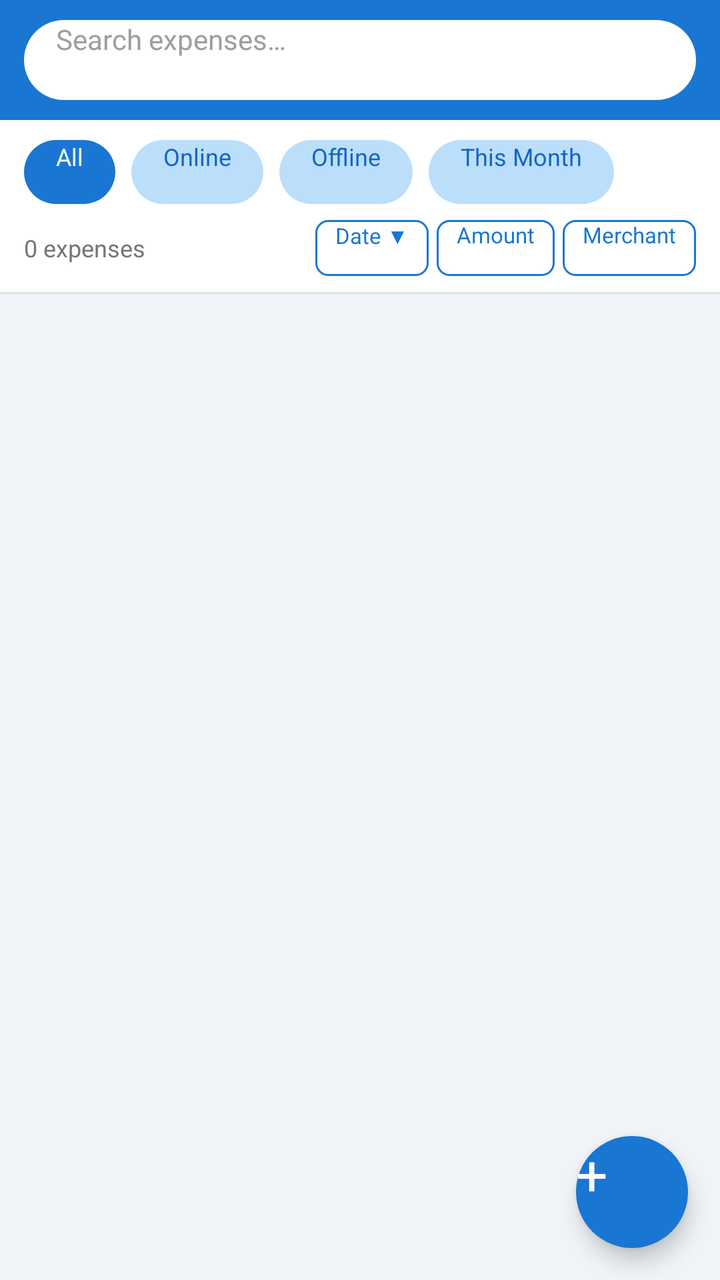
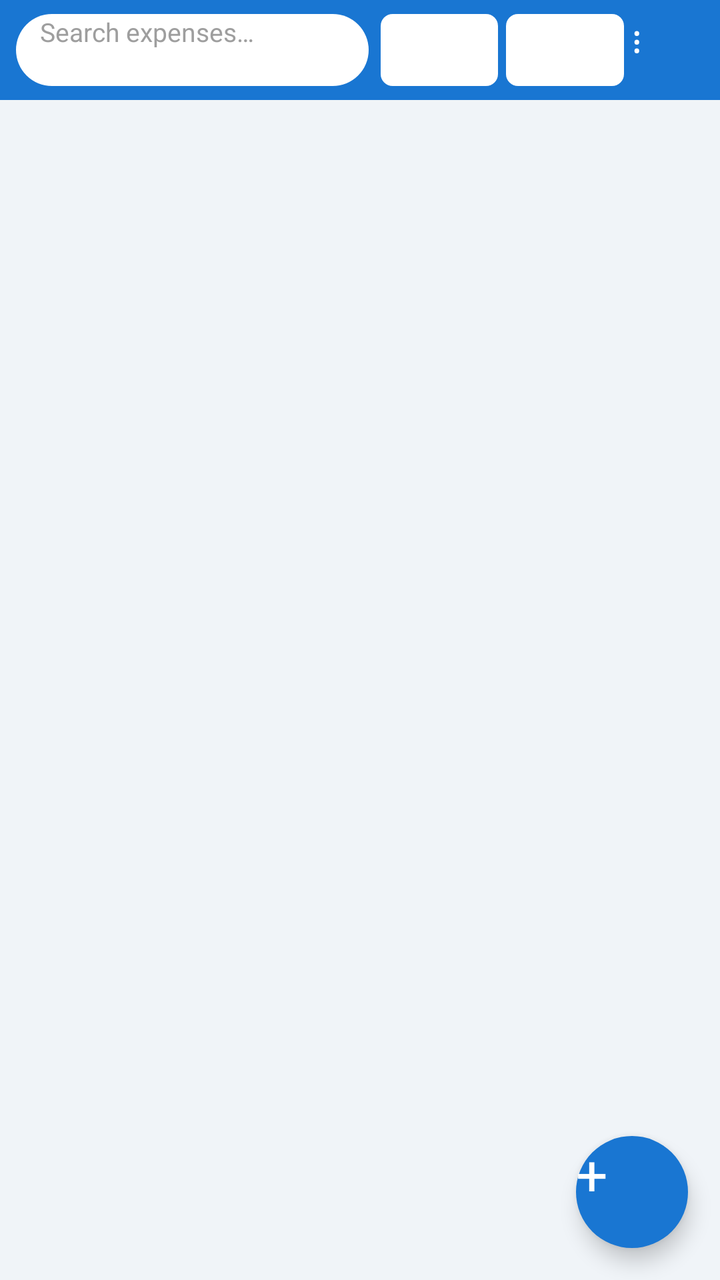

Compare the two renders of this Android layout. The source of the first and the diff that turns it into the second are given below.
<!-- AndroidManifest.xml: application theme android:Theme.Material.Light.DarkActionBar -->
<!-- res/layout/activity_main.xml -->
<?xml version="1.0" encoding="utf-8"?>
<FrameLayout xmlns:android="http://schemas.android.com/apk/res/android"
    android:layout_width="match_parent"
    android:layout_height="match_parent"
    android:background="#F0F4F8">

    <LinearLayout
        android:layout_width="match_parent"
        android:layout_height="match_parent"
        android:orientation="vertical">

        
        <LinearLayout
            android:layout_width="match_parent"
            android:layout_height="wrap_content"
            android:background="#1976D2"
            android:paddingLeft="12dp"
            android:paddingRight="12dp"
            android:paddingTop="10dp"
            android:paddingBottom="10dp">

            <EditText
                android:id="@+id/etSearch"
                android:layout_width="match_parent"
                android:layout_height="40dp"
                android:background="@drawable/bg_search"
                android:hint="@string/hint_search"
                android:paddingLeft="16dp"
                android:paddingRight="16dp"
                android:singleLine="true"
                android:inputType="text"
                android:textColor="#212121"
                android:textColorHint="#9E9E9E"
                android:textSize="14sp" />

        </LinearLayout>

        
        <HorizontalScrollView
            android:layout_width="match_parent"
            android:layout_height="wrap_content"
            android:background="#FFFFFF"
            android:paddingLeft="12dp"
            android:paddingRight="12dp"
            android:paddingTop="10dp"
            android:paddingBottom="8dp"
            android:scrollbars="none">

            <LinearLayout
                android:layout_width="wrap_content"
                android:layout_height="wrap_content"
                android:orientation="horizontal"
                android:gravity="center_vertical">

                <Button
                    android:id="@+id/btnFilterAll"
                    android:layout_width="wrap_content"
                    android:layout_height="32dp"
                    android:text="@string/filter_all"
                    android:textSize="12sp"
                    android:paddingLeft="16dp"
                    android:paddingRight="16dp"
                    android:layout_marginRight="8dp"
                    android:background="@drawable/bg_chip_active"
                    android:textColor="#FFFFFF" />

                <Button
                    android:id="@+id/btnFilterOnline"
                    android:layout_width="wrap_content"
                    android:layout_height="32dp"
                    android:text="@string/filter_online"
                    android:textSize="12sp"
                    android:paddingLeft="16dp"
                    android:paddingRight="16dp"
                    android:layout_marginRight="8dp"
                    android:background="@drawable/bg_chip"
                    android:textColor="#1565C0" />

                <Button
                    android:id="@+id/btnFilterOffline"
                    android:layout_width="wrap_content"
                    android:layout_height="32dp"
                    android:text="@string/filter_offline"
                    android:textSize="12sp"
                    android:paddingLeft="16dp"
                    android:paddingRight="16dp"
                    android:layout_marginRight="8dp"
                    android:background="@drawable/bg_chip"
                    android:textColor="#1565C0" />

                <Button
                    android:id="@+id/btnFilterMonth"
                    android:layout_width="wrap_content"
                    android:layout_height="32dp"
                    android:text="@string/filter_month"
                    android:textSize="12sp"
                    android:paddingLeft="16dp"
                    android:paddingRight="16dp"
                    android:background="@drawable/bg_chip"
                    android:textColor="#1565C0" />

            </LinearLayout>
        </HorizontalScrollView>

        
        <LinearLayout
            android:layout_width="match_parent"
            android:layout_height="wrap_content"
            android:orientation="horizontal"
            android:background="#FFFFFF"
            android:paddingLeft="12dp"
            android:paddingRight="12dp"
            android:paddingBottom="8dp"
            android:gravity="center_vertical">

            <TextView
                android:id="@+id/tvCount"
                android:layout_width="0dp"
                android:layout_height="wrap_content"
                android:layout_weight="1"
                android:text="0 expenses"
                android:textColor="#757575"
                android:textSize="12sp" />

            <Button
                android:id="@+id/btnSortDate"
                android:layout_width="wrap_content"
                android:layout_height="28dp"
                android:text="Date ▼"
                android:textSize="11sp"
                android:paddingLeft="10dp"
                android:paddingRight="10dp"
                android:layout_marginRight="4dp"
                android:background="@drawable/bg_button_secondary"
                android:textColor="#1976D2" />

            <Button
                android:id="@+id/btnSortAmount"
                android:layout_width="wrap_content"
                android:layout_height="28dp"
                android:text="Amount"
                android:textSize="11sp"
                android:paddingLeft="10dp"
                android:paddingRight="10dp"
                android:layout_marginRight="4dp"
                android:background="@drawable/bg_button_secondary"
                android:textColor="#1976D2" />

            <Button
                android:id="@+id/btnSortMerchant"
                android:layout_width="wrap_content"
                android:layout_height="28dp"
                android:text="Merchant"
                android:textSize="11sp"
                android:paddingLeft="10dp"
                android:paddingRight="10dp"
                android:background="@drawable/bg_button_secondary"
                android:textColor="#1976D2" />

        </LinearLayout>

        
        <View
            android:layout_width="match_parent"
            android:layout_height="1dp"
            android:background="#E0E0E0" />

        
        <ListView
            android:id="@+id/listExpenses"
            android:layout_width="match_parent"
            android:layout_height="0dp"
            android:layout_weight="1"
            android:divider="@android:color/transparent"
            android:dividerHeight="8dp"
            android:clipToPadding="false"
            android:paddingLeft="10dp"
            android:paddingRight="10dp"
            android:paddingTop="8dp"
            android:paddingBottom="72dp"
            android:scrollbarStyle="outsideOverlay"
            android:background="#F0F4F8" />

        <TextView
            android:id="@+id/tvEmpty"
            android:layout_width="match_parent"
            android:layout_height="0dp"
            android:layout_weight="1"
            android:gravity="center"
            android:text="@string/empty_expenses"
            android:textColor="#9E9E9E"
            android:textSize="15sp"
            android:paddingLeft="32dp"
            android:paddingRight="32dp"
            android:visibility="gone" />

    </LinearLayout>

    
    <Button
        android:id="@+id/fabAdd"
        android:layout_width="56dp"
        android:layout_height="56dp"
        android:layout_gravity="bottom|end"
        android:layout_margin="16dp"
        android:text="+"
        android:textSize="28sp"
        android:textColor="#FFFFFF"
        android:background="@drawable/bg_fab"
        android:elevation="6dp" />

</FrameLayout>
<!-- resources referenced by this layout -->
<resources>
  <!-- drawable bg_button_secondary (drawable) -->
  <?xml version="1.0" encoding="utf-8"?>
  <ripple xmlns:android="http://schemas.android.com/apk/res/android"
      android:color="#BBDEFB">
      <item>
          <shape android:shape="rectangle">
              <solid android:color="#FFFFFF" />
              <corners android:radius="6dp" />
              <stroke android:width="1dp" android:color="#1976D2" />
          </shape>
      </item>
  </ripple>
  <!-- drawable bg_chip (drawable) -->
  <?xml version="1.0" encoding="utf-8"?>
  <shape xmlns:android="http://schemas.android.com/apk/res/android"
      android:shape="rectangle">
      <solid android:color="#BBDEFB" />
      <corners android:radius="16dp" />
  </shape>
  <!-- drawable bg_chip_active (drawable) -->
  <?xml version="1.0" encoding="utf-8"?>
  <shape xmlns:android="http://schemas.android.com/apk/res/android"
      android:shape="rectangle">
      <solid android:color="#1976D2" />
      <corners android:radius="16dp" />
  </shape>
  <!-- drawable bg_fab (drawable) -->
  <?xml version="1.0" encoding="utf-8"?>
  <ripple xmlns:android="http://schemas.android.com/apk/res/android"
      android:color="#1565C0">
      <item>
          <shape android:shape="oval">
              <solid android:color="#1976D2" />
          </shape>
      </item>
  </ripple>
  <!-- drawable bg_search (drawable) -->
  <?xml version="1.0" encoding="utf-8"?>
  <shape xmlns:android="http://schemas.android.com/apk/res/android"
      android:shape="rectangle">
      <solid android:color="#FFFFFF" />
      <corners android:radius="20dp" />
  </shape>
  <string name="empty_expenses">No expenses yet.\nTap + to add one or import from SMS.</string>
  <string name="filter_all">All</string>
  <string name="filter_month">This Month</string>
  <string name="filter_offline">Offline</string>
  <string name="filter_online">Online</string>
  <string name="hint_search">Search expenses…</string>
</resources>

<!-- the commit's change to res/layout/activity_main.xml (unified diff, before → after) -->
@@ -13,157 +13,57 @@
         <LinearLayout
             android:layout_width="match_parent"
             android:layout_height="wrap_content"
+            android:orientation="horizontal"
             android:background="#1976D2"
-            android:paddingLeft="12dp"
-            android:paddingRight="12dp"
-            android:paddingTop="10dp"
-            android:paddingBottom="10dp">
+            android:paddingLeft="8dp"
+            android:paddingRight="8dp"
+            android:paddingTop="7dp"
+            android:paddingBottom="7dp"
+            android:gravity="center_vertical">
 
             <EditText
                 android:id="@+id/etSearch"
-                android:layout_width="match_parent"
-                android:layout_height="40dp"
+                android:layout_width="0dp"
+                android:layout_height="36dp"
+                android:layout_weight="3"
+                android:layout_marginRight="6dp"
                 android:background="@drawable/bg_search"
                 android:hint="@string/hint_search"
-                android:paddingLeft="16dp"
-                android:paddingRight="16dp"
+                android:paddingLeft="12dp"
+                android:paddingRight="12dp"
                 android:singleLine="true"
                 android:inputType="text"
                 android:textColor="#212121"
                 android:textColorHint="#9E9E9E"
-                android:textSize="14sp" />
+                android:textSize="13sp" />
+
+            <Spinner
+                android:id="@+id/spinnerFilter"
+                android:layout_width="0dp"
+                android:layout_height="36dp"
+                android:layout_weight="1"
+                android:layout_marginRight="4dp"
+                android:background="@drawable/bg_spinner_white" />
+
+            <Spinner
+                android:id="@+id/spinnerSort"
+                android:layout_width="0dp"
+                android:layout_height="36dp"
+                android:layout_weight="1"
+                android:background="@drawable/bg_spinner_white" />
+
+            <Button
+                android:id="@+id/btnMenu"
+                android:layout_width="36dp"
+                android:layout_height="36dp"
+                android:layout_marginLeft="4dp"
+                android:text="⋮"
+                android:textSize="18sp"
+                android:textColor="#FFFFFF"
+                android:background="@android:color/transparent"
+                android:padding="0dp" />
 
         </LinearLayout>
-
-        
-        <HorizontalScrollView
-            android:layout_width="match_parent"
-            android:layout_height="wrap_content"
-            android:background="#FFFFFF"
-            android:paddingLeft="12dp"
-            android:paddingRight="12dp"
-            android:paddingTop="10dp"
-            android:paddingBottom="8dp"
-            android:scrollbars="none">
-
-            <LinearLayout
-                android:layout_width="wrap_content"
-                android:layout_height="wrap_content"
-                android:orientation="horizontal"
-                android:gravity="center_vertical">
-
-                <Button
-                    android:id="@+id/btnFilterAll"
-                    android:layout_width="wrap_content"
-                    android:layout_height="32dp"
-                    android:text="@string/filter_all"
-                    android:textSize="12sp"
-                    android:paddingLeft="16dp"
-                    android:paddingRight="16dp"
-                    android:layout_marginRight="8dp"
-                    android:background="@drawable/bg_chip_active"
-                    android:textColor="#FFFFFF" />
-
-                <Button
-                    android:id="@+id/btnFilterOnline"
-                    android:layout_width="wrap_content"
-                    android:layout_height="32dp"
-                    android:text="@string/filter_online"
-                    android:textSize="12sp"
-                    android:paddingLeft="16dp"
-                    android:paddingRight="16dp"
-                    android:layout_marginRight="8dp"
-                    android:background="@drawable/bg_chip"
-                    android:textColor="#1565C0" />
-
-                <Button
-                    android:id="@+id/btnFilterOffline"
-                    android:layout_width="wrap_content"
-                    android:layout_height="32dp"
-                    android:text="@string/filter_offline"
-                    android:textSize="12sp"
-                    android:paddingLeft="16dp"
-                    android:paddingRight="16dp"
-                    android:layout_marginRight="8dp"
-                    android:background="@drawable/bg_chip"
-                    android:textColor="#1565C0" />
-
-                <Button
-                    android:id="@+id/btnFilterMonth"
-                    android:layout_width="wrap_content"
-                    android:layout_height="32dp"
-                    android:text="@string/filter_month"
-                    android:textSize="12sp"
-                    android:paddingLeft="16dp"
-                    android:paddingRight="16dp"
-                    android:background="@drawable/bg_chip"
-                    android:textColor="#1565C0" />
-
-            </LinearLayout>
-        </HorizontalScrollView>
-
-        
-        <LinearLayout
-            android:layout_width="match_parent"
-            android:layout_height="wrap_content"
-            android:orientation="horizontal"
-            android:background="#FFFFFF"
-            android:paddingLeft="12dp"
-            android:paddingRight="12dp"
-            android:paddingBottom="8dp"
-            android:gravity="center_vertical">
-
-            <TextView
-                android:id="@+id/tvCount"
-                android:layout_width="0dp"
-                android:layout_height="wrap_content"
-                android:layout_weight="1"
-                android:text="0 expenses"
-                android:textColor="#757575"
-                android:textSize="12sp" />
-
-            <Button
-                android:id="@+id/btnSortDate"
-                android:layout_width="wrap_content"
-                android:layout_height="28dp"
-                android:text="Date ▼"
-                android:textSize="11sp"
-                android:paddingLeft="10dp"
-                android:paddingRight="10dp"
-                android:layout_marginRight="4dp"
-                android:background="@drawable/bg_button_secondary"
-                android:textColor="#1976D2" />
-
-            <Button
-                android:id="@+id/btnSortAmount"
-                android:layout_width="wrap_content"
-                android:layout_height="28dp"
-                android:text="Amount"
-                android:textSize="11sp"
-                android:paddingLeft="10dp"
-                android:paddingRight="10dp"
-                android:layout_marginRight="4dp"
-                android:background="@drawable/bg_button_secondary"
-                android:textColor="#1976D2" />
-
-            <Button
-                android:id="@+id/btnSortMerchant"
-                android:layout_width="wrap_content"
-                android:layout_height="28dp"
-                android:text="Merchant"
-                android:textSize="11sp"
-                android:paddingLeft="10dp"
-                android:paddingRight="10dp"
-                android:background="@drawable/bg_button_secondary"
-                android:textColor="#1976D2" />
-
-        </LinearLayout>
-
-        
-        <View
-            android:layout_width="match_parent"
-            android:layout_height="1dp"
-            android:background="#E0E0E0" />
 
         
         <ListView
@@ -172,7 +72,7 @@
             android:layout_height="0dp"
             android:layout_weight="1"
             android:divider="@android:color/transparent"
-            android:dividerHeight="8dp"
+            android:dividerHeight="3dp"
             android:clipToPadding="false"
             android:paddingLeft="10dp"
             android:paddingRight="10dp"
<!-- resource entries referenced after the edit -->
@@ -1,31 +1,5 @@
 <!-- resources referenced by this layout -->
 <resources>
-  <!-- drawable bg_button_secondary (drawable) -->
-  <?xml version="1.0" encoding="utf-8"?>
-  <ripple xmlns:android="http://schemas.android.com/apk/res/android"
-      android:color="#BBDEFB">
-      <item>
-          <shape android:shape="rectangle">
-              <solid android:color="#FFFFFF" />
-              <corners android:radius="6dp" />
-              <stroke android:width="1dp" android:color="#1976D2" />
-          </shape>
-      </item>
-  </ripple>
-  <!-- drawable bg_chip (drawable) -->
-  <?xml version="1.0" encoding="utf-8"?>
-  <shape xmlns:android="http://schemas.android.com/apk/res/android"
-      android:shape="rectangle">
-      <solid android:color="#BBDEFB" />
-      <corners android:radius="16dp" />
-  </shape>
-  <!-- drawable bg_chip_active (drawable) -->
-  <?xml version="1.0" encoding="utf-8"?>
-  <shape xmlns:android="http://schemas.android.com/apk/res/android"
-      android:shape="rectangle">
-      <solid android:color="#1976D2" />
-      <corners android:radius="16dp" />
-  </shape>
   <!-- drawable bg_fab (drawable) -->
   <?xml version="1.0" encoding="utf-8"?>
   <ripple xmlns:android="http://schemas.android.com/apk/res/android"
@@ -43,11 +17,13 @@
       <solid android:color="#FFFFFF" />
       <corners android:radius="20dp" />
   </shape>
+  <!-- drawable bg_spinner_white (drawable) -->
+  <?xml version="1.0" encoding="utf-8"?>
+  <shape xmlns:android="http://schemas.android.com/apk/res/android">
+      <solid android:color="#FFFFFF" />
+      <corners android:radius="6dp" />
+  </shape>
   <string name="empty_expenses">No expenses yet.\nTap + to add one or import from SMS.</string>
-  <string name="filter_all">All</string>
-  <string name="filter_month">This Month</string>
-  <string name="filter_offline">Offline</string>
-  <string name="filter_online">Online</string>
   <string name="hint_search">Search expenses…</string>
 </resources>
 
